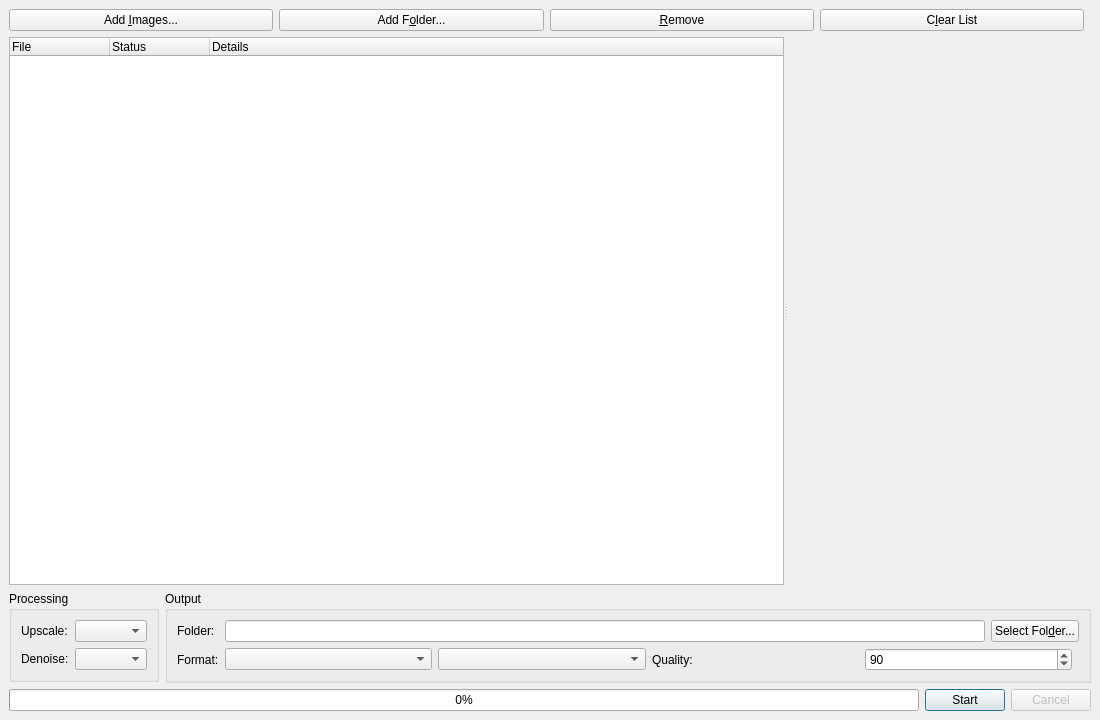
This is src/ui/MainWindow.ui in Kaido-MSVC/AnimeRestoreX as Qt 5 draws it before an edit. The edited form follows.
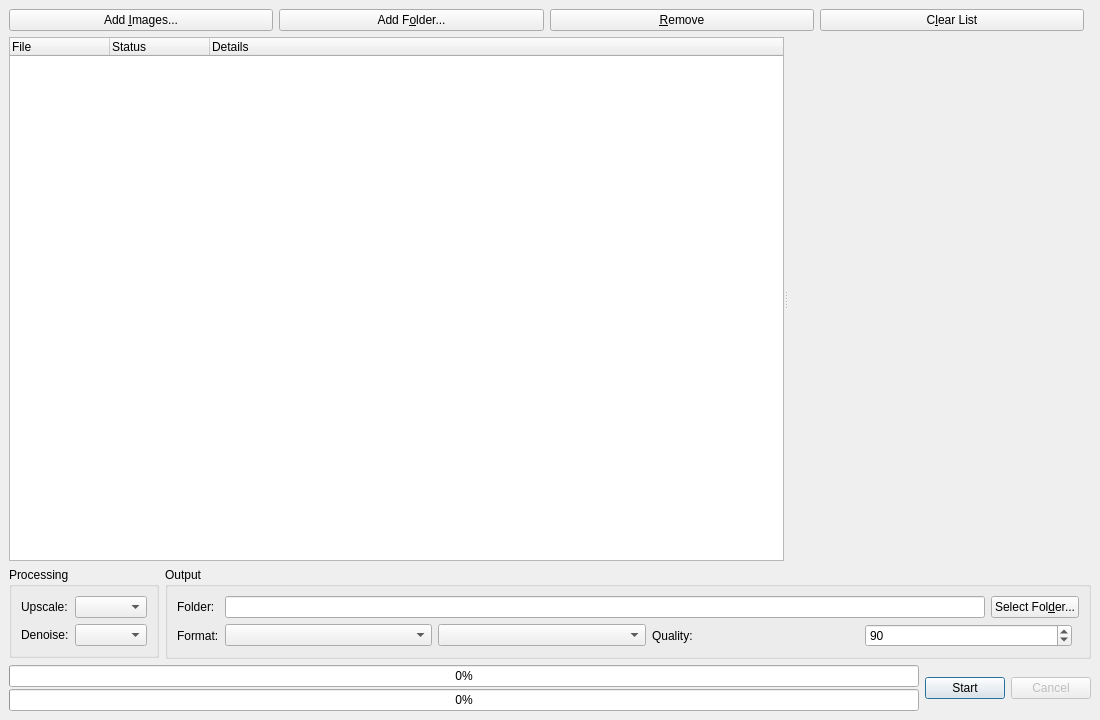
This is the edited form. Custom widgets are drawn as their Qt base class.

Commit message: Release 1.2.0 (part 1): estimated progress, NOTICES version from CMake

The edit to the form file:
```diff
--- a/src/ui/MainWindow.ui
+++ b/src/ui/MainWindow.ui
@@ -232,11 +232,31 @@
     <item>
      <layout class="QHBoxLayout" name="actionLayout">
       <item>
+       <layout class="QVBoxLayout" name="progressLayout">
+        <property name="spacing">
+         <number>2</number>
+        </property>
+        <item>
+         <widget class="QProgressBar" name="itemProgressBar">
+          <property name="maximum">
+           <number>1000</number>
+          </property>
+          <property name="value">
+           <number>0</number>
+          </property>
+          <property name="visible">
+           <bool>false</bool>
+          </property>
+         </widget>
+        </item>
+        <item>
        <widget class="QProgressBar" name="progressBar">
         <property name="value">
          <number>0</number>
         </property>
        </widget>
+        </item>
+       </layout>
       </item>
       <item>
        <widget class="QPushButton" name="startButton">
```
Lines whose indentation alone changed are shown as unchanged. The commit also changes 27 other files.
